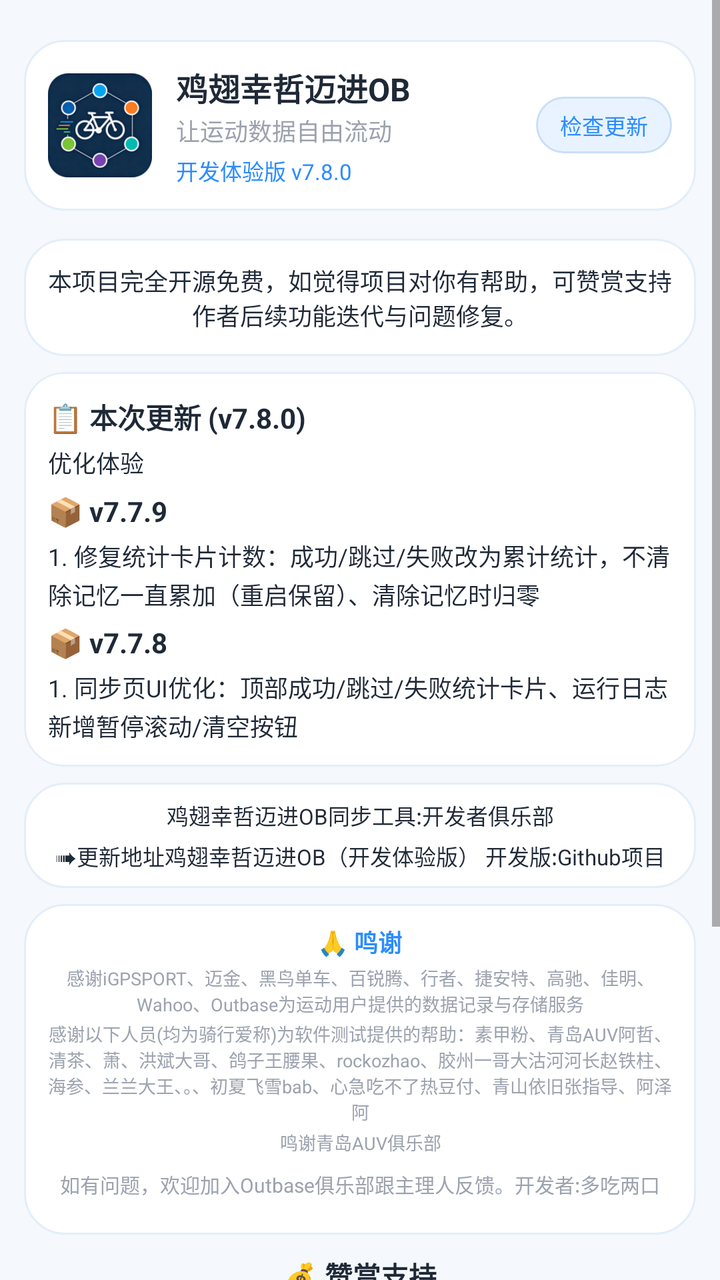
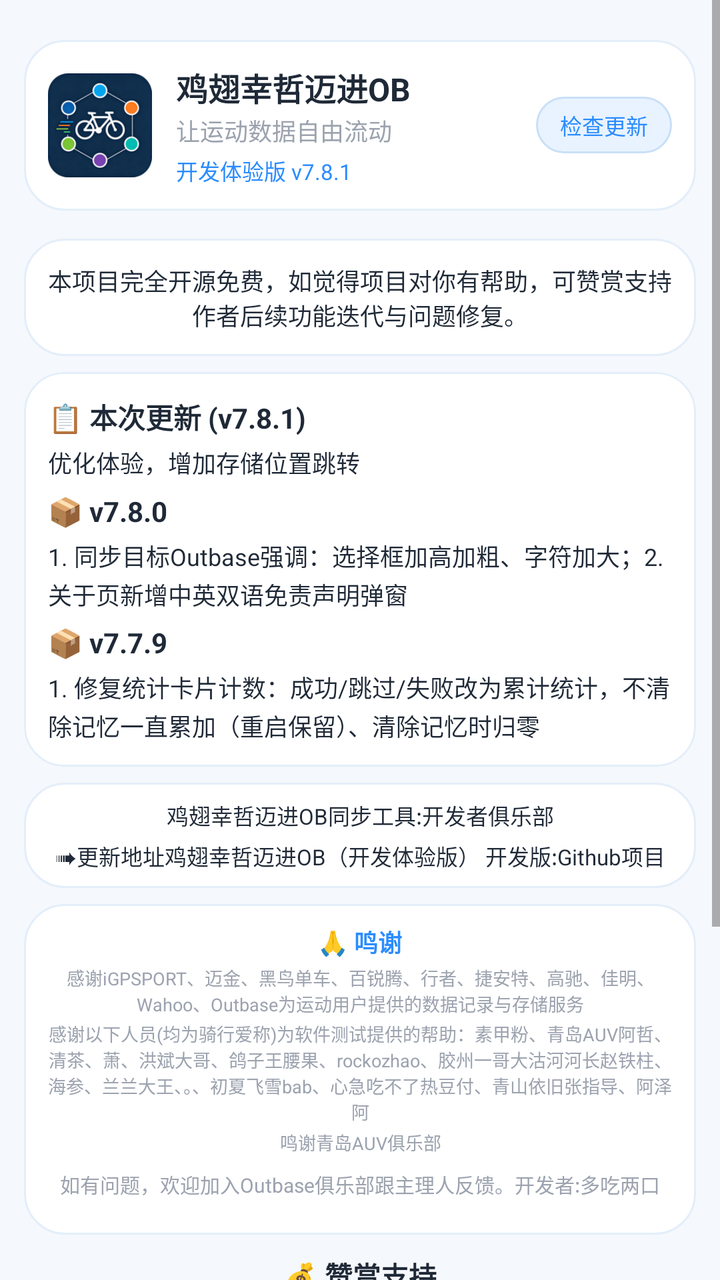

Screens rendered from an Android XML layout before and after an edit, with the pre-edit source and the edit as a unified diff.
<!-- AndroidManifest.xml: application theme Theme.JichiOB -->
<!-- res/layout/fragment_about.xml -->
<?xml version="1.0" encoding="utf-8"?>
<ScrollView xmlns:android="http://schemas.android.com/apk/res/android"
    xmlns:app="http://schemas.android.com/apk/res-auto"
    android:layout_width="match_parent"
    android:layout_height="match_parent"
    android:background="@color/bg_light"
    android:fillViewport="true">

    <LinearLayout
        android:layout_width="match_parent"
        android:layout_height="wrap_content"
        android:orientation="vertical"
        android:padding="12dp">

        
        <LinearLayout
            android:layout_width="match_parent"
            android:layout_height="wrap_content"
            android:layout_marginTop="8dp"
            android:layout_marginBottom="6dp"
            android:orientation="horizontal"
            android:gravity="center_vertical"
            android:padding="12dp"
            android:background="@drawable/bg_note_card">

            <ImageView
                android:layout_width="52dp"
                android:layout_height="52dp"
                android:src="@mipmap/ic_launcher"
                android:contentDescription="logo" />

            <LinearLayout
                android:layout_width="0dp"
                android:layout_height="wrap_content"
                android:layout_weight="1"
                android:layout_marginStart="12dp"
                android:orientation="vertical">

                <TextView
                    android:layout_width="wrap_content"
                    android:layout_height="wrap_content"
                    android:text="鸡翅幸哲迈进OB"
                    android:textColor="@color/text_primary"
                    android:textSize="16sp"
                    android:textStyle="bold" />

                <TextView
                    android:layout_width="wrap_content"
                    android:layout_height="wrap_content"
                    android:layout_marginTop="1dp"
                    android:text="让运动数据自由流动"
                    android:textColor="@color/text_secondary"
                    android:textSize="12sp" />

                <TextView
                    android:layout_width="wrap_content"
                    android:layout_height="wrap_content"
                    android:layout_marginTop="3dp"
                    android:text="开发体验版 v7.8.0"
                    android:textColor="@color/primary"
                    android:textSize="11sp" />
            </LinearLayout>

            
            <TextView
                android:id="@+id/btnCheckUpdate"
                android:layout_width="wrap_content"
                android:layout_height="wrap_content"
                android:layout_marginStart="8dp"
                android:background="@drawable/bg_check_update"
                android:clickable="true"
                android:focusable="true"
                android:paddingStart="12dp"
                android:paddingTop="6dp"
                android:paddingEnd="12dp"
                android:paddingBottom="6dp"
                android:text="检查更新"
                android:textColor="@color/primary"
                android:textSize="11sp" />
        </LinearLayout>

        
        <TextView
            android:layout_width="match_parent"
            android:layout_height="wrap_content"
            android:layout_marginTop="8dp"
            android:padding="12dp"
            android:background="@drawable/bg_note_card"
            android:gravity="center"
            android:text="本项目完全开源免费，如觉得项目对你有帮助，可赞赏支持作者后续功能迭代与问题修复。"
            android:textColor="@color/text_primary"
            android:textSize="12sp" />

        
        <com.google.android.material.card.MaterialCardView
            android:layout_width="match_parent"
            android:layout_height="wrap_content"
            android:layout_marginTop="8dp"
            android:layout_marginBottom="6dp"
            app:cardCornerRadius="20dp"
            app:cardElevation="0dp"
                app:strokeColor="#E3EEFA"
                app:strokeWidth="1dp">
            <LinearLayout android:layout_width="match_parent" android:layout_height="wrap_content" android:orientation="vertical" android:padding="12dp">
                <TextView android:layout_width="wrap_content" android:layout_height="wrap_content" android:text="📋 本次更新 (v7.8.0)" android:textSize="14sp" android:textStyle="bold" android:textColor="@color/text_primary" />
                <TextView android:layout_width="match_parent" android:layout_height="wrap_content" android:layout_marginTop="4dp" android:text="优化体验" android:textSize="12sp" android:textColor="@color/text_primary" android:lineSpacingExtra="2dp" />
                <TextView android:layout_width="wrap_content" android:layout_height="wrap_content" android:layout_marginTop="6dp" android:text="📦 v7.7.9" android:textSize="14sp" android:textStyle="bold" android:textColor="@color/text_primary" />
                <TextView android:layout_width="match_parent" android:layout_height="wrap_content" android:layout_marginTop="4dp" android:text="1. 修复统计卡片计数：成功/跳过/失败改为累计统计，不清除记忆一直累加（重启保留）、清除记忆时归零" android:textSize="12sp" android:textColor="@color/text_primary" android:lineSpacingExtra="2dp" />
                <TextView android:layout_width="wrap_content" android:layout_height="wrap_content" android:layout_marginTop="6dp" android:text="📦 v7.7.8" android:textSize="14sp" android:textStyle="bold" android:textColor="@color/text_primary" />
                <TextView android:layout_width="match_parent" android:layout_height="wrap_content" android:layout_marginTop="4dp" android:text="1. 同步页UI优化：顶部成功/跳过/失败统计卡片、运行日志新增暂停滚动/清空按钮" android:textSize="12sp" android:textColor="@color/text_primary" android:lineSpacingExtra="2dp" />
            </LinearLayout>
        </com.google.android.material.card.MaterialCardView>

        
        <LinearLayout
            android:layout_width="match_parent"
            android:layout_height="wrap_content"
            android:layout_marginTop="2dp"
            android:layout_marginBottom="6dp"
            android:orientation="vertical"
            android:padding="6dp"
            android:background="@drawable/bg_note_card">
            <TextView android:id="@+id/tvClubLink" android:layout_width="match_parent" android:layout_height="wrap_content" android:gravity="center" android:text="鸡翅幸哲迈进OB同步工具:开发者俱乐部" android:textColor="@color/text_primary" android:textSize="11sp" android:padding="2dp" />
            <TextView android:id="@+id/tvUpdateLink" android:layout_width="match_parent" android:layout_height="wrap_content" android:gravity="center" android:text="➠更新地址鸡翅幸哲迈进OB（开发体验版） 开发版:Github项目" android:textColor="@color/text_primary" android:textSize="11sp" android:padding="2dp" />
        </LinearLayout>

        
        <LinearLayout
            android:layout_width="match_parent"
            android:layout_height="wrap_content"
            android:layout_marginTop="2dp"
            android:layout_marginBottom="6dp"
            android:orientation="vertical"
            android:padding="8dp"
            android:background="@drawable/bg_note_card">
            <TextView android:layout_width="match_parent" android:layout_height="wrap_content" android:gravity="center" android:text="🙏 鸣谢" android:textColor="@color/primary" android:textSize="12sp" android:textStyle="bold" android:padding="2dp" />
            <TextView android:layout_width="match_parent" android:layout_height="wrap_content" android:gravity="center" android:text="感谢iGPSPORT、迈金、黑鸟单车、百锐腾、行者、捷安特、高驰、佳明、Wahoo、Outbase为运动用户提供的数据记录与存储服务" android:textColor="@color/text_secondary" android:textSize="9sp" android:padding="1dp" />
            <TextView android:layout_width="match_parent" android:layout_height="wrap_content" android:gravity="center" android:text="感谢以下人员(均为骑行爱称)为软件测试提供的帮助：素甲粉、青岛AUV阿哲、清茶、萧、洪斌大哥、鸽子王腰果、rockozhao、胶州一哥大沽河河长赵铁柱、海参、兰兰大王、。、初夏飞雪bab、心急吃不了热豆付、青山依旧张指导、阿泽阿" android:textColor="@color/text_secondary" android:textSize="9sp" android:padding="1dp" />
            <TextView android:layout_width="match_parent" android:layout_height="wrap_content" android:gravity="center" android:text="鸣谢青岛AUV俱乐部" android:textColor="@color/text_secondary" android:textSize="9sp" android:padding="1dp" android:layout_marginBottom="4dp" />
            <TextView android:layout_width="match_parent" android:layout_height="wrap_content" android:gravity="center" android:text="如有问题，欢迎加入Outbase俱乐部跟主理人反馈。开发者:多吃两口" android:textColor="@color/text_secondary" android:textSize="10sp" android:padding="2dp" android:layout_marginBottom="8dp" />
        </LinearLayout>

        
        <TextView
            android:layout_width="match_parent"
            android:layout_height="wrap_content"
            android:gravity="center"
            android:layout_marginTop="4dp"
            android:text="💰 赞赏支持"
            android:textColor="@color/text_primary"
            android:textSize="14sp"
            android:textStyle="bold" />
        <LinearLayout
            android:layout_width="match_parent"
            android:layout_height="wrap_content"
            android:layout_marginTop="4dp"
            android:orientation="horizontal"
            android:gravity="center">
            <LinearLayout android:layout_width="0dp" android:layout_height="wrap_content" android:layout_weight="1" android:orientation="vertical" android:gravity="center" android:padding="4dp">
                <ImageView android:layout_width="150dp" android:layout_height="150dp" android:src="@drawable/reward_wechat" android:contentDescription="微信赞赏码" android:adjustViewBounds="true" />
                <TextView android:layout_width="wrap_content" android:layout_height="wrap_content" android:text="微信赞赏码" android:textSize="11sp" android:textColor="@color/text_secondary" android:layout_marginTop="2dp" />
            </LinearLayout>
            <LinearLayout android:layout_width="0dp" android:layout_height="wrap_content" android:layout_weight="1" android:orientation="vertical" android:gravity="center" android:padding="4dp">
                <ImageView android:layout_width="130dp" android:layout_height="wrap_content" android:src="@drawable/reward_alipay" android:contentDescription="支付宝收款码" android:adjustViewBounds="true" />
                <TextView android:layout_width="wrap_content" android:layout_height="wrap_content" android:text="支付宝收款码" android:textSize="11sp" android:textColor="@color/text_secondary" android:layout_marginTop="2dp" />
            </LinearLayout>
        </LinearLayout>
        <TextView
            android:layout_width="match_parent"
            android:layout_height="wrap_content"
            android:gravity="center"
            android:layout_marginTop="6dp"
            android:layout_marginBottom="12dp"
            android:text="本项目完全开源免费，您的赞赏将支持后续功能迭代与问题修复"
            android:textColor="@color/text_secondary"
            android:textSize="10sp" />

        
        <TextView
            android:id="@+id/tvDisclaimerLink"
            android:layout_width="match_parent"
            android:layout_height="wrap_content"
            android:gravity="center"
            android:layout_marginTop="-6dp"
            android:layout_marginBottom="4dp"
            android:text="📜 开源软件免责声明"
            android:textColor="@color/primary"
            android:textSize="9sp"
            android:clickable="true"
            android:focusable="true" />
    </LinearLayout>
</ScrollView>
<!-- resources referenced by this layout -->
<resources>
  <color name="bg_light">#F5F8FC</color>
  <color name="primary">#2B8CFF</color>
  <color name="text_primary">#1F2937</color>
  <color name="text_secondary">#9CA3AF</color>
  <!-- drawable bg_check_update (drawable) -->
  <?xml version="1.0" encoding="utf-8"?>
  <shape xmlns:android="http://schemas.android.com/apk/res/android"
      android:shape="rectangle">
      <solid android:color="#E8F3FF" />
      <corners android:radius="18dp" />
      <stroke
          android:width="1dp"
          android:color="#C9DFF7" />
  </shape>
  <!-- drawable bg_note_card (drawable) -->
  <?xml version="1.0" encoding="utf-8"?>
  <shape xmlns:android="http://schemas.android.com/apk/res/android"
      android:shape="rectangle">
      <solid android:color="#FFFFFF" />
      <corners android:radius="20dp" />
      <stroke android:width="1dp" android:color="#E3EEFA" />
  </shape>
  <!-- drawable reward_alipay: png bitmap (drawable-nodpi, 139308 bytes) -->
  <!-- drawable reward_wechat: png bitmap (drawable-nodpi, 241727 bytes) -->
  <!-- mipmap ic_launcher: png bitmap (mipmap-hdpi, 9102 bytes) -->
  <style name="Theme.JichiOB" parent="Theme.MaterialComponents.Light.NoActionBar">
          <item name="colorPrimary">@color/primary</item>
          <item name="colorPrimaryDark">@color/primary_dark</item>
          <item name="colorAccent">@color/primary</item>
          <item name="android:statusBarColor">@color/bg_light</item>
          <item name="android:windowBackground">@color/bg_light</item>
      </style>
  <color name="primary_dark">#1A6FDB</color>
</resources>

<!-- the commit's change to res/layout/fragment_about.xml (unified diff, before → after) -->
@@ -56,7 +56,7 @@
                     android:layout_width="wrap_content"
                     android:layout_height="wrap_content"
                     android:layout_marginTop="3dp"
-                    android:text="开发体验版 v7.8.0"
+                    android:text="开发体验版 v7.8.1"
                     android:textColor="@color/primary"
                     android:textSize="11sp" />
             </LinearLayout>
@@ -102,12 +102,12 @@
                 app:strokeColor="#E3EEFA"
                 app:strokeWidth="1dp">
             <LinearLayout android:layout_width="match_parent" android:layout_height="wrap_content" android:orientation="vertical" android:padding="12dp">
-                <TextView android:layout_width="wrap_content" android:layout_height="wrap_content" android:text="📋 本次更新 (v7.8.0)" android:textSize="14sp" android:textStyle="bold" android:textColor="@color/text_primary" />
-                <TextView android:layout_width="match_parent" android:layout_height="wrap_content" android:layout_marginTop="4dp" android:text="优化体验" android:textSize="12sp" android:textColor="@color/text_primary" android:lineSpacingExtra="2dp" />
+                <TextView android:layout_width="wrap_content" android:layout_height="wrap_content" android:text="📋 本次更新 (v7.8.1)" android:textSize="14sp" android:textStyle="bold" android:textColor="@color/text_primary" />
+                <TextView android:layout_width="match_parent" android:layout_height="wrap_content" android:layout_marginTop="4dp" android:text="优化体验，增加存储位置跳转" android:textSize="12sp" android:textColor="@color/text_primary" android:lineSpacingExtra="2dp" />
+                <TextView android:layout_width="wrap_content" android:layout_height="wrap_content" android:layout_marginTop="6dp" android:text="📦 v7.8.0" android:textSize="14sp" android:textStyle="bold" android:textColor="@color/text_primary" />
+                <TextView android:layout_width="match_parent" android:layout_height="wrap_content" android:layout_marginTop="4dp" android:text="1. 同步目标Outbase强调：选择框加高加粗、字符加大；2. 关于页新增中英双语免责声明弹窗" android:textSize="12sp" android:textColor="@color/text_primary" android:lineSpacingExtra="2dp" />
                 <TextView android:layout_width="wrap_content" android:layout_height="wrap_content" android:layout_marginTop="6dp" android:text="📦 v7.7.9" android:textSize="14sp" android:textStyle="bold" android:textColor="@color/text_primary" />
                 <TextView android:layout_width="match_parent" android:layout_height="wrap_content" android:layout_marginTop="4dp" android:text="1. 修复统计卡片计数：成功/跳过/失败改为累计统计，不清除记忆一直累加（重启保留）、清除记忆时归零" android:textSize="12sp" android:textColor="@color/text_primary" android:lineSpacingExtra="2dp" />
-                <TextView android:layout_width="wrap_content" android:layout_height="wrap_content" android:layout_marginTop="6dp" android:text="📦 v7.7.8" android:textSize="14sp" android:textStyle="bold" android:textColor="@color/text_primary" />
-                <TextView android:layout_width="match_parent" android:layout_height="wrap_content" android:layout_marginTop="4dp" android:text="1. 同步页UI优化：顶部成功/跳过/失败统计卡片、运行日志新增暂停滚动/清空按钮" android:textSize="12sp" android:textColor="@color/text_primary" android:lineSpacingExtra="2dp" />
             </LinearLayout>
         </com.google.android.material.card.MaterialCardView>
 
